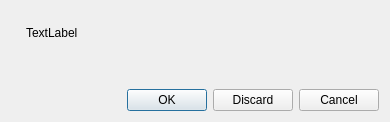
This is src/cpp/desktop/DesktopUpdateAvailableDialog.ui in rstudio/rstudio as Qt 5 draws it before an edit. The edited form follows.
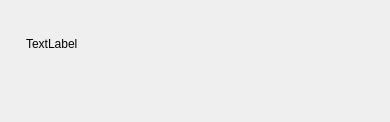
This is the edited form. Icons and pictures are not drawn.

Commit message: avoid gtk theme issues by always using text-based ok & cancel buttons

Patch:
```diff
--- a/src/cpp/desktop/DesktopUpdateAvailableDialog.ui
+++ b/src/cpp/desktop/DesktopUpdateAvailableDialog.ui
@@ -81,7 +81,7 @@
       <enum>Qt::Horizontal</enum>
      </property>
      <property name="standardButtons">
-      <set>QDialogButtonBox::Cancel|QDialogButtonBox::Discard|QDialogButtonBox::Ok</set>
+      <set>QDialogButtonBox::NoButton</set>
      </property>
      <property name="centerButtons">
       <bool>false</bool>
```
The commit also changes 9 other files.
